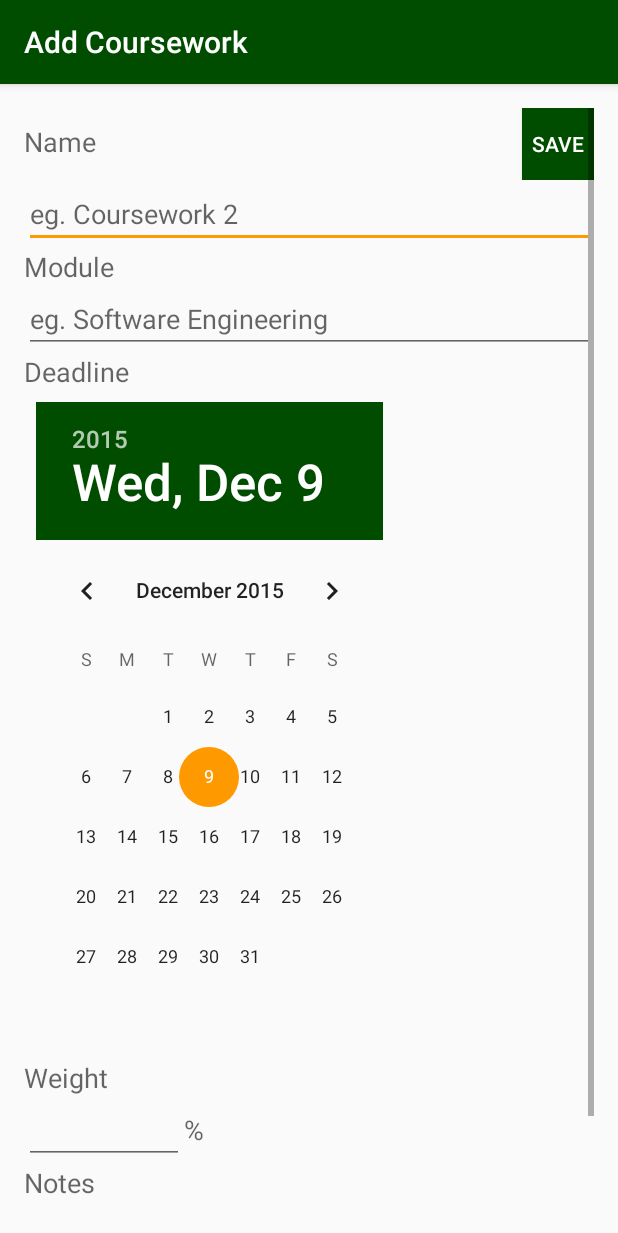
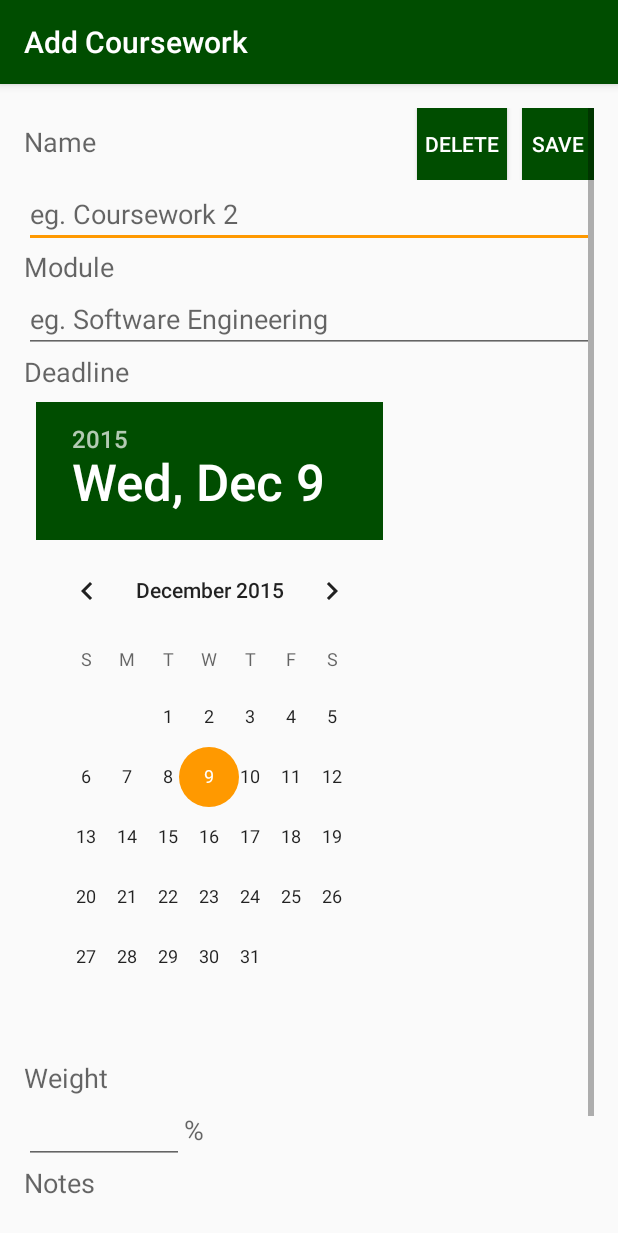
Before and after one commit to andygoldfinch/android-coursework-tracker, an Android app: the EditActivity screen opened directly, with no data from a screen before it, on a phone screen of 412 x 824 dp. Shown: the top 1233 px of the screen. Run offline under Robolectric (Android 15) with nearby library versions, the phone set to English and light mode, and no system bars.

Commit message:
Add and implement delete button on edit activity

```diff
--- a/app/src/main/res/layout/activity_edit.xml
+++ b/app/src/main/res/layout/activity_edit.xml
@@ -35,6 +35,19 @@
                 <View android:layout_width="0dp"
                     android:layout_height="0dp"
                     android:layout_weight="1"/>
+
+                <Button
+                    style="?android:attr/buttonStyleSmall"
+                    android:layout_width="60sp"
+                    android:layout_height="wrap_content"
+                    android:text="@string/button_delete"
+                    android:id="@+id/buttonDelete"
+                    android:onClick="handleButtonDelete"
+                    android:background="@color/colorPrimary"
+                    android:textColor="@color/colorButtonText" />
+
+                <View android:layout_width="10dp"
+                    android:layout_height="0dp"/>
 
                 <Button
                     style="?android:attr/buttonStyleSmall"
--- a/app/src/main/res/values/strings.xml
+++ b/app/src/main/res/values/strings.xml
@@ -4,6 +4,7 @@
     <string name="edit_coursework_title">Edit Coursework</string>
     <string name="button_add">Add</string>
     <string name="button_save">Save</string>
+    <string name="button_delete">Delete</string>
     <string name="label_name">Name</string>
     <string name="label_module">Module</string>
     <string name="label_deadline">Deadline</string>
@@ -16,4 +17,6 @@
     <string name="hint_module">eg. Software Engineering</string>
     <string name="hint_notes">eg. Pair project with George</string>
     <string name="notification_title">Coursework Deadline</string>
+    <string name="toast_coursework_saved">Coursework Saved</string>
+    <string name="toast_coursework_deleted">Coursework Deleted</string>
 </resources>
```
Also changed, not shown: app/src/main/java/uk/ac/leeds/atcg_gdl/courseworktracker/EditActivity.java (+10 -2 lines).
